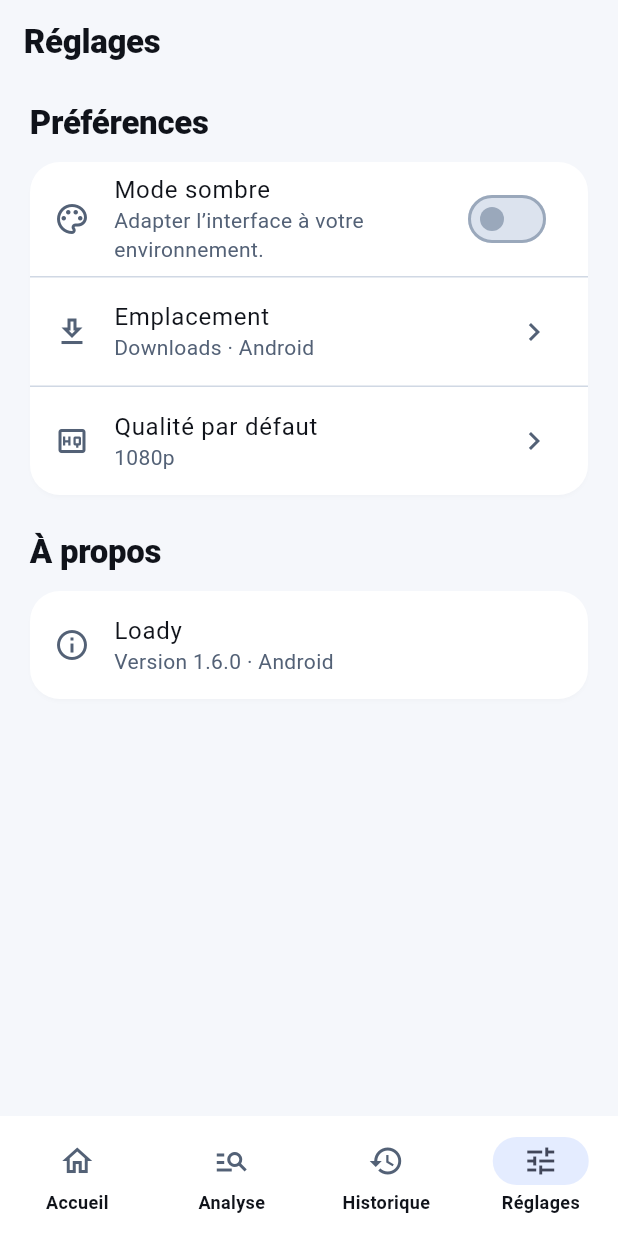
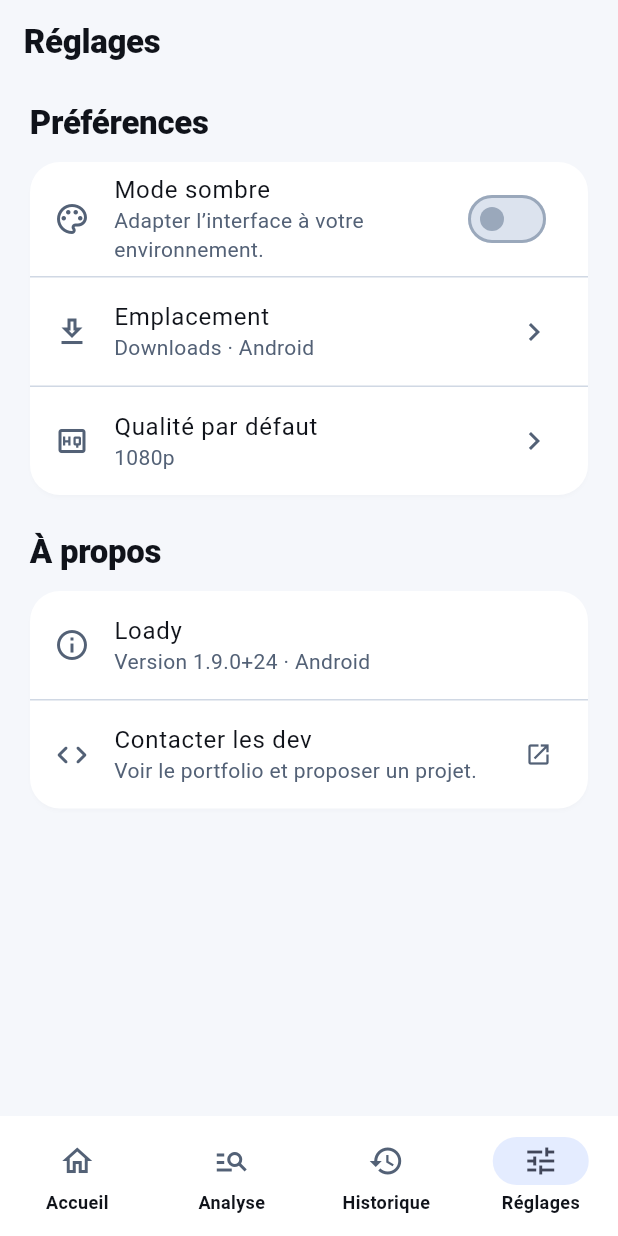
Before and after one commit to DazBot13-boopt/dazdownloader, a Flutter app: the screen it shows after launch, item 4 of the bottom bar chosen, on a phone screen of 412 x 824 dp. Run offline on Flutter 3.47's test engine with Material 3 defaults, Android fonts, the phone set to English and light mode, and no system bars; our stand-ins replace firebase_analytics, firebase_core, flutter_riverpod, font_awesome_flutter, go_router, package_info_plus and 1 more; accounts and stored records are empty.

Commit message:
feat(settings): add "Contacter les dev" tile and show the real app version
Adds a new entry in the "À propos" section that opens the dev
portfolio in an external browser, so users who like the app can land
on a page that showcases our dev work and may hire us for other
projects.

Also surfaces the real package version/build pulled from
PackageInfo.fromPlatform() instead of a hardcoded "1.6.0" string that
would drift away from pubspec on each release.

- url_launcher ^6.3.1 and package_info_plus ^8.0.2 added to pubspec.
- Dev portfolio URL is a single top-of-file const so swapping it later
  (dedicated .com, Loady marketing page) is a one-line change.
- Launcher falls back to a user-facing snackbar if the platform
  refuses the intent, so a missing browser doesn't look like a bug.

Co-Authored-By: Claude Opus 4.7 <noreply@anthropic.com>

```diff
--- a/lib/features/settings/presentation/settings_page.dart
+++ b/lib/features/settings/presentation/settings_page.dart
@@ -1,16 +1,36 @@
 import 'package:flutter/material.dart';
 import 'package:flutter_riverpod/flutter_riverpod.dart';
+import 'package:package_info_plus/package_info_plus.dart';
+import 'package:url_launcher/url_launcher.dart';
 
 import '../../../core/settings/theme_mode_controller.dart';
 
+const _devPortfolioUrl = 'https://togbedji-daziano.vercel.app/';
+
+final _appVersionProvider = FutureProvider<String>((ref) async {
+  final info = await PackageInfo.fromPlatform();
+  return '${info.version}+${info.buildNumber}';
+});
+
 class SettingsPage extends ConsumerWidget {
   const SettingsPage({super.key});
+
+  Future<void> _openDevPortfolio(BuildContext context) async {
+    final uri = Uri.parse(_devPortfolioUrl);
+    final launched = await launchUrl(uri, mode: LaunchMode.externalApplication);
+    if (!launched && context.mounted) {
+      ScaffoldMessenger.of(context).showSnackBar(
+        const SnackBar(content: Text('Impossible d’ouvrir le lien.')),
+      );
+    }
+  }
 
   @override
   Widget build(BuildContext context, WidgetRef ref) {
     final theme = Theme.of(context);
     ref.watch(themeModeProvider);
     final isDark = theme.brightness == Brightness.dark;
+    final appVersion = ref.watch(_appVersionProvider);
 
     return Scaffold(
       appBar: AppBar(title: const Text('Réglages')),
@@ -64,11 +84,31 @@ class SettingsPage extends ConsumerWidget {
             ),
           ),
           const SizedBox(height: 12),
-          const Card(
-            child: ListTile(
-              leading: Icon(Icons.info_outline),
-              title: Text('Loady'),
-              subtitle: Text('Version 1.6.0 · Android'),
+          Card(
+            child: Column(
+              children: [
+                ListTile(
+                  leading: const Icon(Icons.info_outline),
+                  title: const Text('Loady'),
+                  subtitle: Text(
+                    appVersion.when(
+                      data: (v) => 'Version $v · Android',
+                      loading: () => 'Chargement…',
+                      error: (_, _) => 'Version inconnue · Android',
+                    ),
+                  ),
+                ),
+                const Divider(height: 1),
+                ListTile(
+                  leading: const Icon(Icons.code_rounded),
+                  title: const Text('Contacter les dev'),
+                  subtitle: const Text(
+                    'Voir le portfolio et proposer un projet.',
+                  ),
+                  trailing: const Icon(Icons.open_in_new, size: 18),
+                  onTap: () => _openDevPortfolio(context),
+                ),
+              ],
             ),
           ),
         ],
--- a/pubspec.yaml
+++ b/pubspec.yaml
@@ -16,7 +16,7 @@ publish_to: 'none' # Remove this line if you wish to publish to pub.dev
 # https://developer.apple.com/library/archive/documentation/General/Reference/InfoPlistKeyReference/Articles/CoreFoundationKeys.html
 # In Windows, build-name is used as the major, minor, and patch parts
 # of the product and file versions while build-number is used as the build suffix.
-version: 1.8.1+23
+version: 1.9.0+24
 
 environment:
   sdk: ^3.13.4
@@ -40,6 +40,8 @@ dependencies:
   shared_preferences: ^2.5.3
   firebase_core: ^5.0.0
   firebase_analytics: ^13.0.0
+  url_launcher: ^6.3.1
+  package_info_plus: ^8.0.2
 
 dev_dependencies:
   flutter_test:
```
Also changed, not shown: pubspec.lock.
